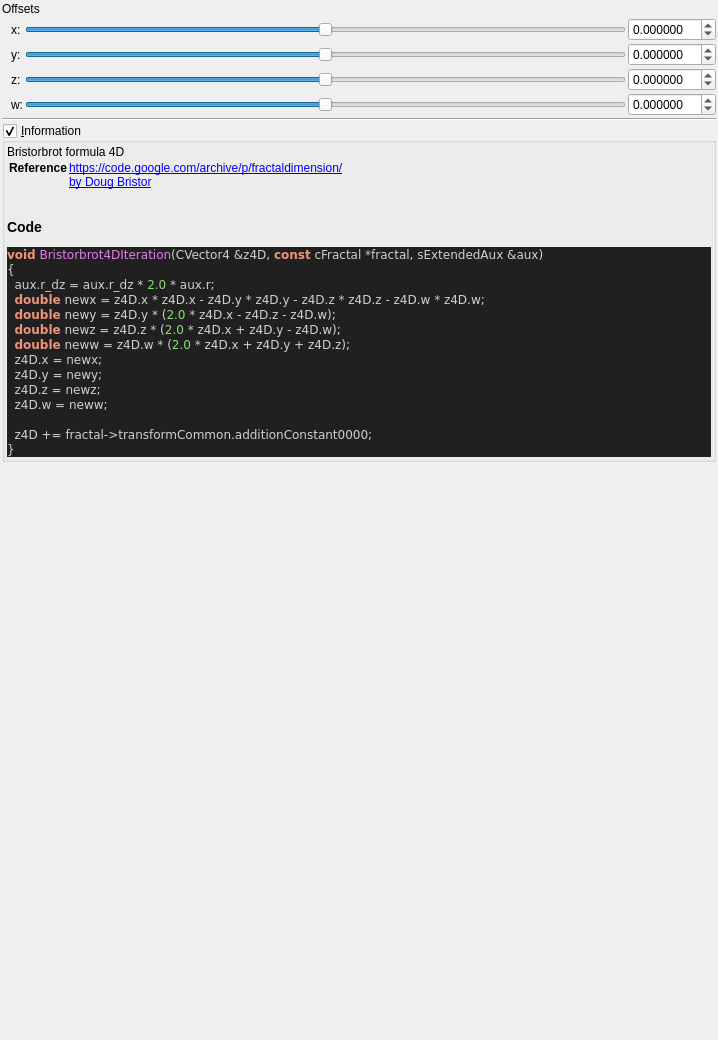
Old version of the form mandelbulber2/qt_data/fractal_bristorbrot4D.ui in the repository buddhi1980/mandelbulber2.
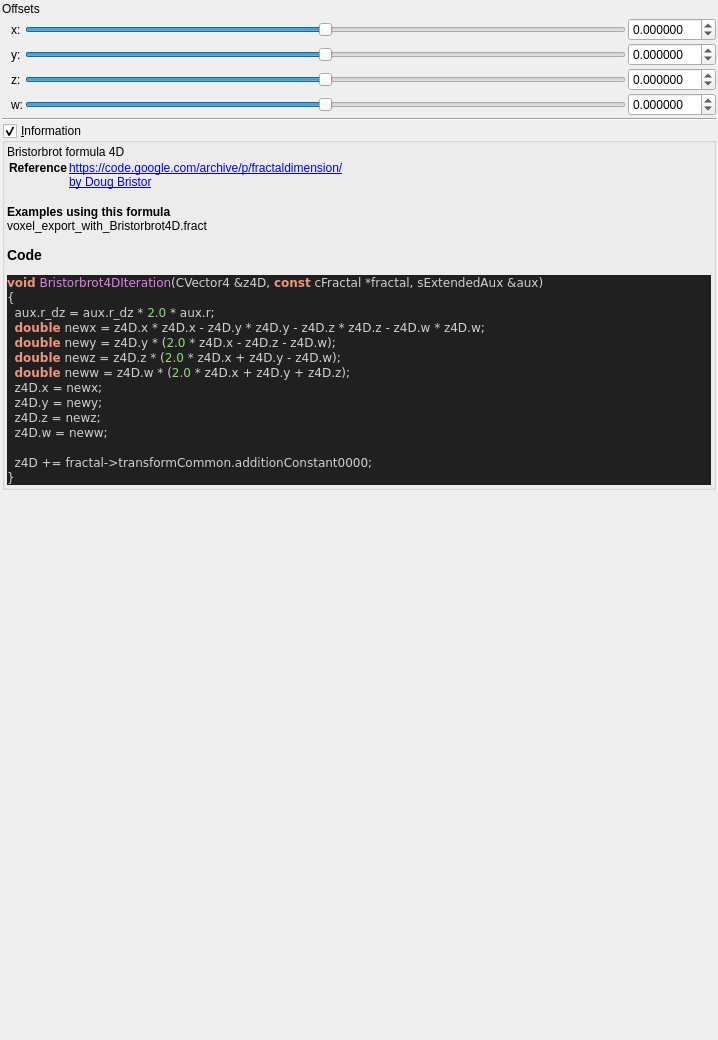
New version of the form. Custom widgets are drawn as their Qt base class.

Commit message:
ui information - added example occurrences
now every formula, which is used in an example file, will display a list
of the example files in the information box. A maximum of 5 occurences is
displayed.
The script also outputs, which formulas do not yet have any example
files.

```diff
--- a/mandelbulber2/qt_data/fractal_bristorbrot4D.ui
+++ b/mandelbulber2/qt_data/fractal_bristorbrot4D.ui
@@ -320,7 +320,7 @@
 &lt;a href=&quot;by Doug Bristor&quot;&gt;by Doug Bristor&lt;br&gt;
 &lt;/td&gt;&lt;/tr&gt;
 &lt;/table&gt;
-&lt;h3&gt;Code&lt;/h3&gt;
+&lt;b&gt;Examples using this formula&lt;/b&gt;&lt;br&gt;voxel_export_with_Bristorbrot4D.fract&lt;h3&gt;Code&lt;/h3&gt;
 &lt;body style=&quot;background-color:#202020&quot;&gt;
 &lt;pre style=&quot;color:#d0d0d0; background-color:#202020;  font-family:'Courier New',monospace;&quot;&gt;&lt;span style=&quot;color:#f09479; font-weight:bold&quot;&gt;void&lt;/span&gt; &lt;span style=&quot;color:#e47eed&quot;&gt;Bristorbrot4DIteration&lt;/span&gt;&lt;span style=&quot;color:#d0d0d0&quot;&gt;(&lt;/span&gt;CVector4 &lt;span style=&quot;color:#d0d0d0&quot;&gt;&amp;amp;&lt;/span&gt;z4D&lt;span style=&quot;color:#d0d0d0&quot;&gt;,&lt;/span&gt; &lt;span style=&quot;color:#f09479; font-weight:bold&quot;&gt;const&lt;/span&gt; cFractal &lt;span style=&quot;color:#d0d0d0&quot;&gt;*&lt;/span&gt;fractal&lt;span style=&quot;color:#d0d0d0&quot;&gt;,&lt;/span&gt; sExtendedAux &lt;span style=&quot;color:#d0d0d0&quot;&gt;&amp;amp;&lt;/span&gt;aux&lt;span style=&quot;color:#d0d0d0&quot;&gt;)&lt;/span&gt;
 &lt;span style=&quot;color:#d0d0d0&quot;&gt;{&lt;/span&gt;
```
The commit also changes 59 other files.
